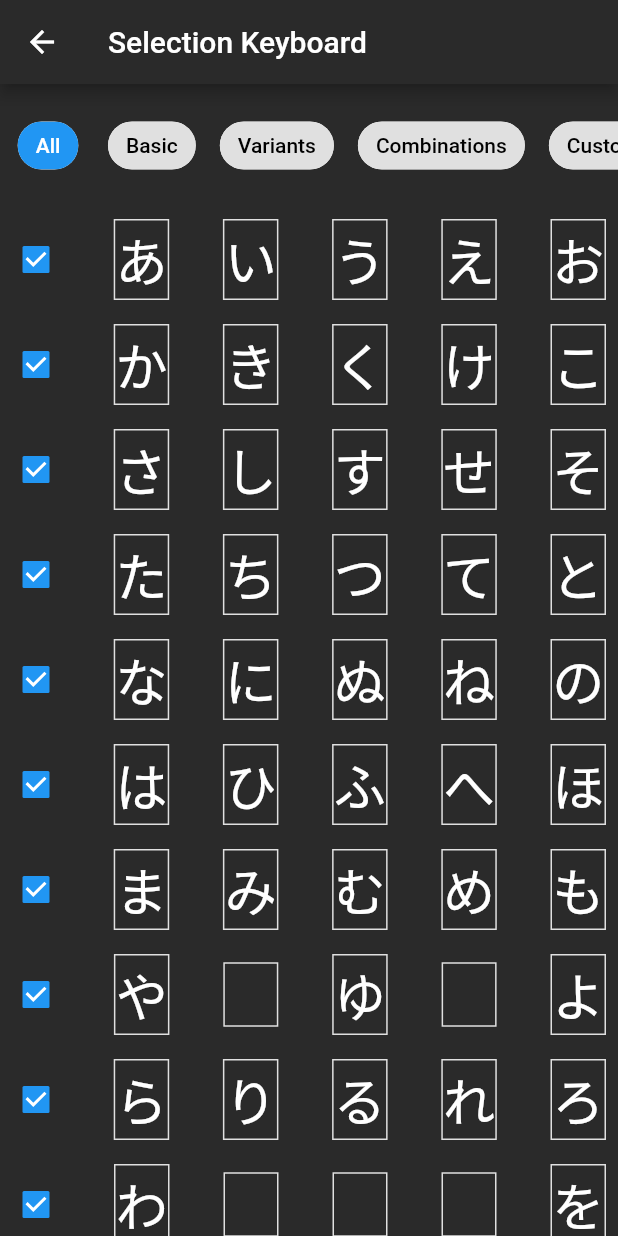
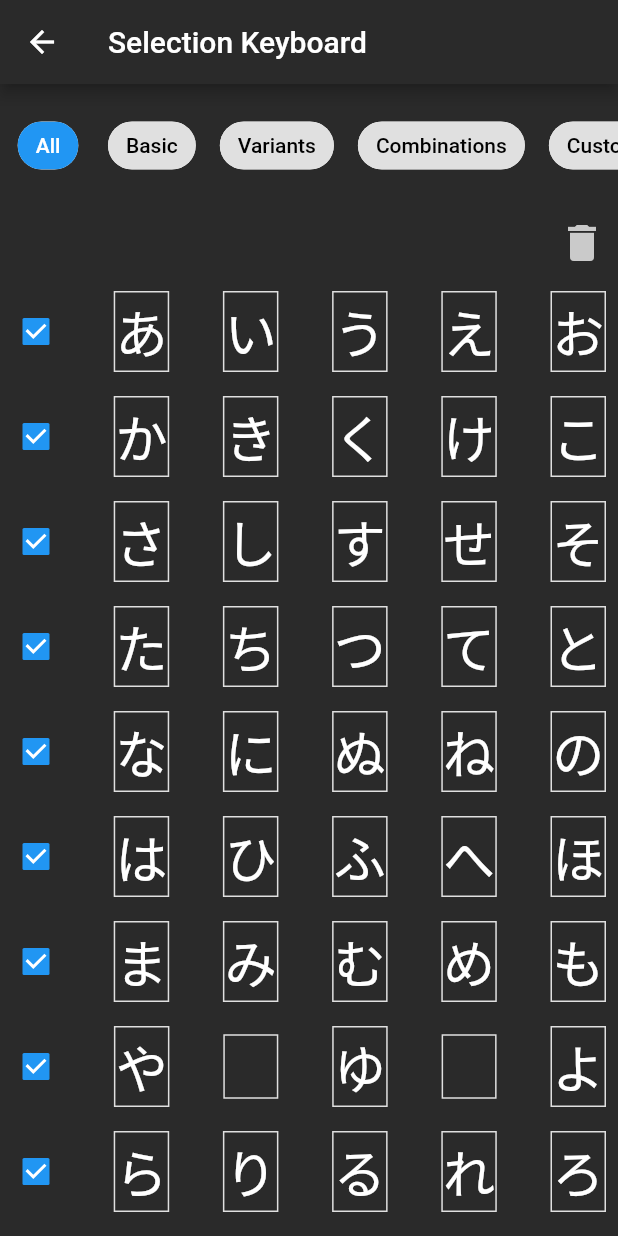
Before and after one commit to Hanssel36/KanaVocab, a Flutter app: the screen it shows after launch, after a tap on "Hiragana き", after a tap on the "gamepad" icon, on a phone screen of 412 x 824 dp. Run offline on Flutter 3.47's test engine with Material 2 defaults, Android fonts, the phone set to English and light mode, and no system bars; our stand-ins replace go_router, tuple.

Commit message:
deleteIcon and snackbar

```diff
--- a/lib/practice/selection.dart
+++ b/lib/practice/selection.dart
@@ -95,7 +95,7 @@ class _SelectionScreenState extends State<SelectionScreen> {
   ];
 
   // The selected lines
-  final Set<int> _selectedLines = {};
+  Set<int> _selectedLines = {};
 
   // Called when a line is selected or unselected
   void _onLineSelected(
@@ -129,7 +129,7 @@ class _SelectionScreenState extends State<SelectionScreen> {
 
   final List<Tuple2<String, String>> question = [];
 
-  void _testFunc(Set set) {
+  void _loadQuestions(Set set) {
     for (var itr in set) {
       int n = hiraganaList[itr].length;
       for (var i = 0; i < n; i++) {
@@ -231,6 +231,25 @@ class _SelectionScreenState extends State<SelectionScreen> {
               Column(
                 children: [
                   // The hiragana chart
+                  Row(
+                    mainAxisAlignment: MainAxisAlignment.end,
+                    children: [
+                      IconButton(
+                        onPressed: () {
+                          setState(() {
+                            selectedFilters.clear();
+                            selectedFilters.add("Custom");
+                            _selectedLines = {};
+                          });
+                        },
+                        iconSize: 32,
+                        color: Color.fromARGB(192, 255, 255, 255),
+                        icon: const Icon(
+                          Icons.delete,
+                        ),
+                      ),
+                    ],
+                  ),
                   Column(
                     children: [
                       for (int i = 0; i < _hiraganaData.length; i++)
@@ -254,10 +273,18 @@ class _SelectionScreenState extends State<SelectionScreen> {
                   ),
 
                   // A button to show the selected lines
-                  ElevatedButton(
+                  Builder(builder: (context) {
+                    return ElevatedButton(
                       onPressed: () {
-                      _testFunc(_selectedLines);
+                        _loadQuestions(_selectedLines);
                         question.shuffle();
+                        if (question.isEmpty) {
+                          ScaffoldMessenger.of(context).showSnackBar(
+                            const SnackBar(
+                              content: Text('Please pick at least one line'),
+                            ),
+                          );
+                        } else {
                           if (widget.mode == 'choice') {
                             Navigator.of(context).push(
                               MaterialPageRoute(
@@ -275,10 +302,13 @@ class _SelectionScreenState extends State<SelectionScreen> {
                               ),
                             );
                           }
-                      print('Selected lines: $_selectedLines');
+                        }
+
+                        //print('Selected lines: $_selectedLines');
                       },
                       child: const Text('Start'),
-                  ),
+                    );
+                  }),
                 ],
               ),
               Text(" Here ${widget.mode}"),
```
Lines whose indentation alone changed are shown as unchanged.
